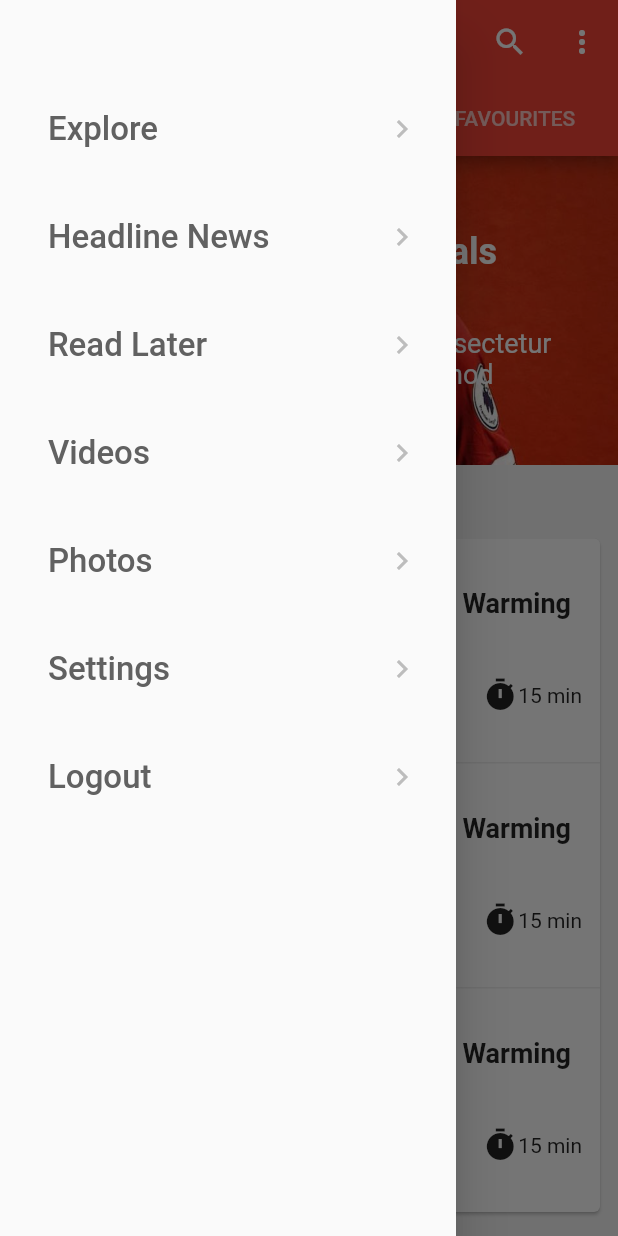
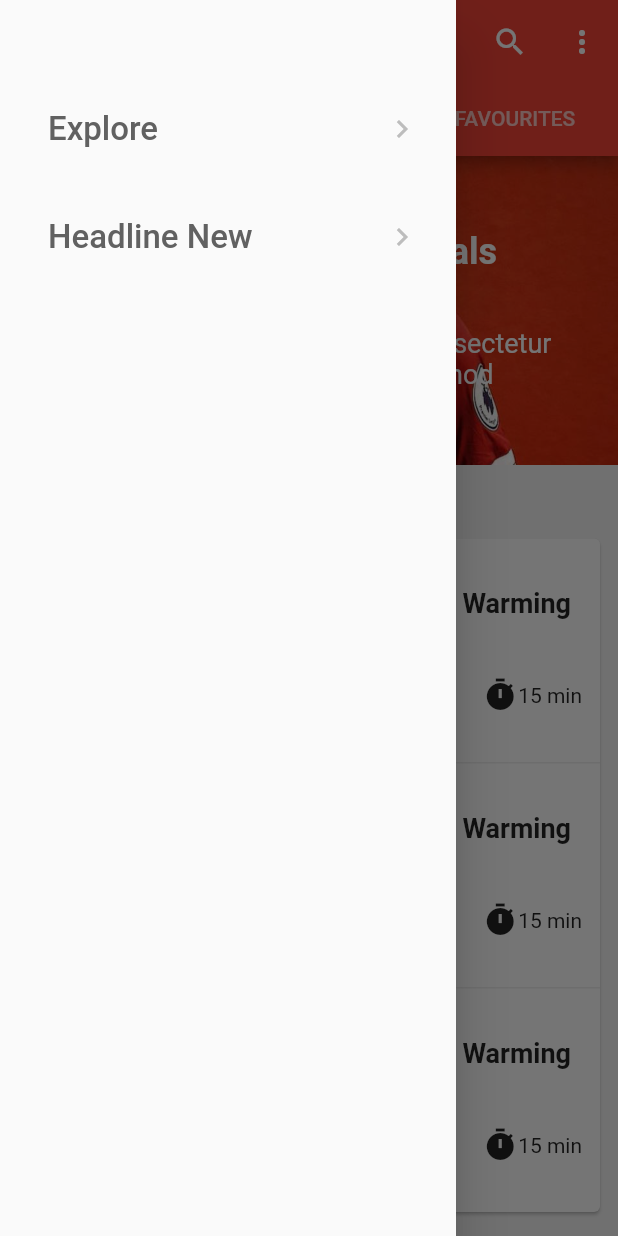
Before and after one commit to AhmedAdly20/News-App, a Flutter app: the HomeScreen screen opened directly, with the side drawer open, on a phone screen of 412 x 824 dp. Run offline on Flutter 3.47's test engine with Material 2 defaults, Android fonts, the phone set to English and light mode, and no system bars; our stand-ins replace shared_preferences; missing offline and left inert: page_view_indicator; accounts and stored records are empty.

Commit message:
HeadLine News Screen

```diff
--- /dev/null
+++ b/lib/models/nav_menu.dart
@@ -0,0 +1,6 @@
+class NavMenuItem{
+  String title;
+  Function destination;
+
+  NavMenuItem(this.title, this.destination);
+}
--- a/lib/shared_ui/NavigationDrawer.dart
+++ b/lib/shared_ui/NavigationDrawer.dart
@@ -1,4 +1,7 @@
 import 'package:flutter/material.dart';
+import 'package:newsapp/models/nav_menu.dart';
+import 'package:newsapp/screens/Home_Screen.dart';
+import 'package:newsapp/screens/HeadLine_News.dart';
 
 class NavigationDrawer extends StatefulWidget {
   @override
@@ -6,15 +9,21 @@ class NavigationDrawer extends StatefulWidget {
 }
 
 class _NavigationDrawerState extends State<NavigationDrawer> {
-  List<String> navMenu = [
-    'Explore',
-    'Headline News',
-    'Read Later',
-    'Videos',
-    'Photos',
-    'Settings',
-    'Logout'
+
+  List<NavMenuItem> navigationMenu = [
+    NavMenuItem("Explore", () => HomeScreen()),
+    NavMenuItem("Headline New", () => HeadLineNews()),
   ];
+
+  // List<String> navMenu = [
+  //   'Explore',
+  //   'Headline News',
+  //   'Read Later',
+  //   'Videos',
+  //   'Photos',
+  //   'Settings',
+  //   'Logout'
+  // ];
 
   @override
   Widget build(BuildContext context) {
@@ -27,7 +36,7 @@ class _NavigationDrawerState extends State<NavigationDrawer> {
               padding: const EdgeInsets.all(8.0),
               child: ListTile(
                 title: Text(
-                  navMenu[position],
+                  navigationMenu[position].title,
                   style: TextStyle(
                     color: Colors.grey.shade700,
                     fontSize: 22
@@ -37,11 +46,15 @@ class _NavigationDrawerState extends State<NavigationDrawer> {
                   Icons.chevron_right,
                   color: Colors.grey.shade400,
                 ),
-                onTap: (){},
+                onTap: (){
+                  Navigator.push(context, MaterialPageRoute(builder: (context){
+                    return navigationMenu[position].destination();
+                  }));
+                },
               ),
             );
           },
-          itemCount: navMenu.length,
+          itemCount: navigationMenu.length,
         ),
       ),
     );
```
Also changed, not shown: lib/screens/HeadLine_News.dart (added, +52 -0 lines).
